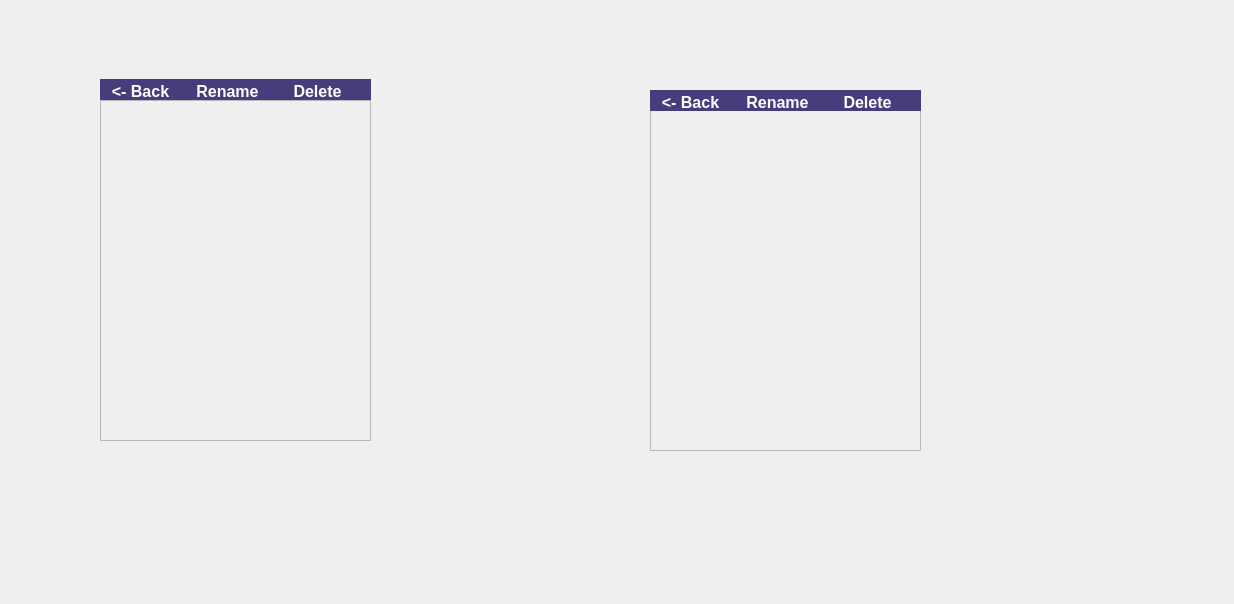
Above: OneDrive/OneDrive/Account.ui from mihaitudor17/One-Drive before the change. Below: the same form after it.
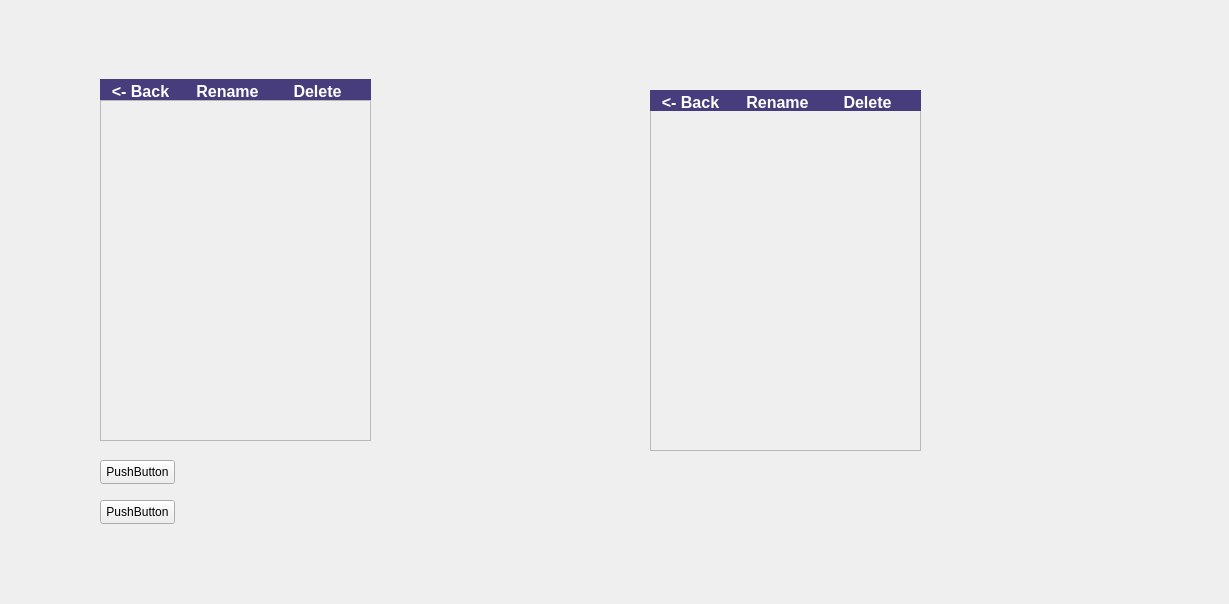
That is the form after the change.

Commit message: Added download button.

The edit to the form file:
```diff
--- a/OneDrive/OneDrive/Account.ui
+++ b/OneDrive/OneDrive/Account.ui
@@ -6,7 +6,7 @@
    <rect>
     <x>0</x>
     <y>0</y>
-    <width>1234</width>
+    <width>1229</width>
     <height>604</height>
    </rect>
   </property>
@@ -313,6 +313,32 @@
     </property>
    </widget>
   </widget>
+  <widget class="QPushButton" name="downloadButton">
+   <property name="geometry">
+    <rect>
+     <x>100</x>
+     <y>460</y>
+     <width>75</width>
+     <height>24</height>
+    </rect>
+   </property>
+   <property name="text">
+    <string>PushButton</string>
+   </property>
+  </widget>
+  <widget class="QPushButton" name="AddFolder">
+   <property name="geometry">
+    <rect>
+     <x>100</x>
+     <y>500</y>
+     <width>75</width>
+     <height>24</height>
+    </rect>
+   </property>
+   <property name="text">
+    <string>PushButton</string>
+   </property>
+  </widget>
  </widget>
  <layoutdefault spacing="6" margin="11"/>
  <resources/>
```
Left out of the diff: 34 changed lines with no effect on the pictures. The commit also changes 5 other files.
